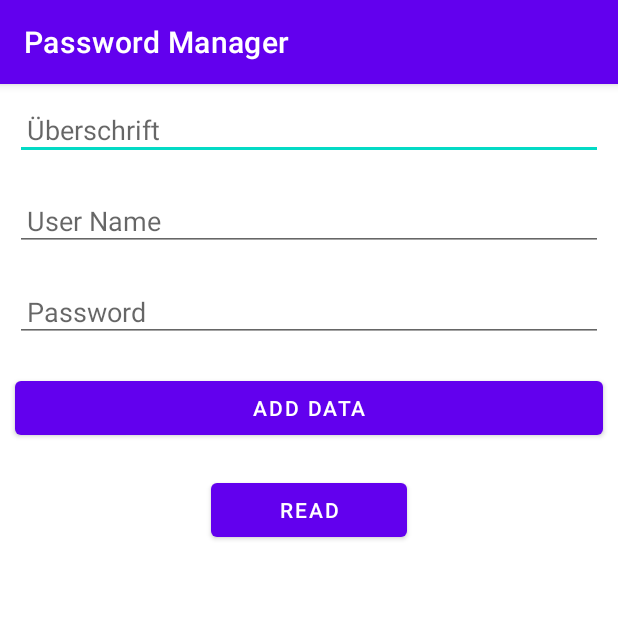
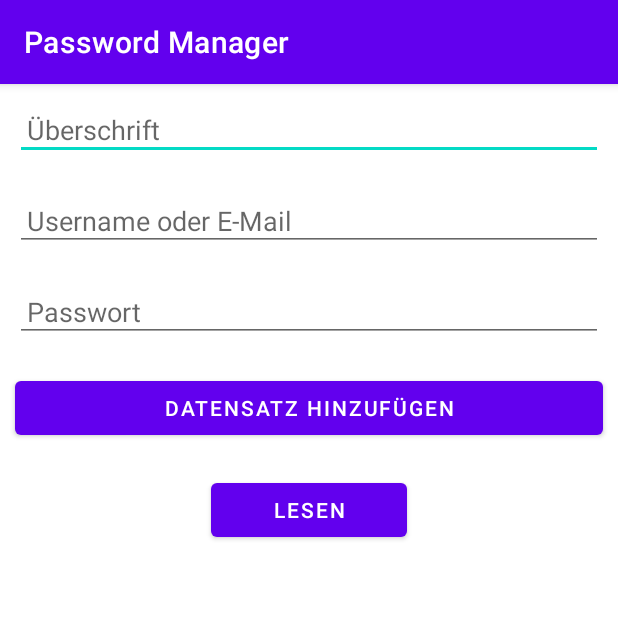
Before and after one commit to DarkCity111/passwordmanager, an Android app: the screen it shows after launch (MainActivity), on a phone screen of 412 x 824 dp, the top half of it. Run offline under Robolectric (Android 15) with nearby library versions, the phone set to English and light mode, and no system bars.

Commit message:
Strings in Res Ordner bearbeitet

```diff
--- a/app/src/main/res/layout/activity_main.xml
+++ b/app/src/main/res/layout/activity_main.xml
@@ -16,7 +16,7 @@
             android:layout_height="wrap_content"
             android:layout_margin="10dp"
             android:padding="8dp"
-            android:hint="Überschrift"
+            android:hint="@string/heading_hint"
             android:autofillHints="text"
             android:inputType="text"/>
         <EditText
@@ -25,7 +25,7 @@
             android:layout_height="wrap_content"
             android:layout_margin="10dp"
             android:padding="8dp"
-            android:hint="User Name"
+            android:hint="@string/user_name_hint"
             android:autofillHints="username"
             android:inputType="text"/>
         <EditText
@@ -33,7 +33,7 @@
             android:layout_width="match_parent"
             android:layout_height="wrap_content"
             android:layout_margin="10dp"
-            android:hint="Password"
+            android:hint="@string/password_hint"
             android:autofillHints="password"
             android:inputType="textPassword"
             android:padding="8dp"
@@ -44,7 +44,7 @@
             android:layout_height="wrap_content"
             android:layout_margin="10dp"
             android:padding="8dp"
-            android:text="Add data" />
+            android:text="@string/add_data" />
     </LinearLayout>
     <LinearLayout
         android:layout_width="match_parent"
@@ -59,7 +59,7 @@
             android:layout_margin="10dp"
             android:layout_weight="1"
             android:padding="8dp"
-            android:text="Read" />
+            android:text="@string/read" />
     </LinearLayout>
 
     <ScrollView
--- a/app/src/main/res/values/strings.xml
+++ b/app/src/main/res/values/strings.xml
@@ -1,3 +1,8 @@
 <resources>
     <string name="app_name">PasswordManager</string>
+    <string name="read">Lesen</string>
+    <string name="add_data">Datensatz hinzufügen</string>
+    <string name="password_hint">Passwort</string>
+    <string name="user_name_hint">Username oder E-Mail</string>
+    <string name="heading_hint">Überschrift</string>
 </resources>
```
